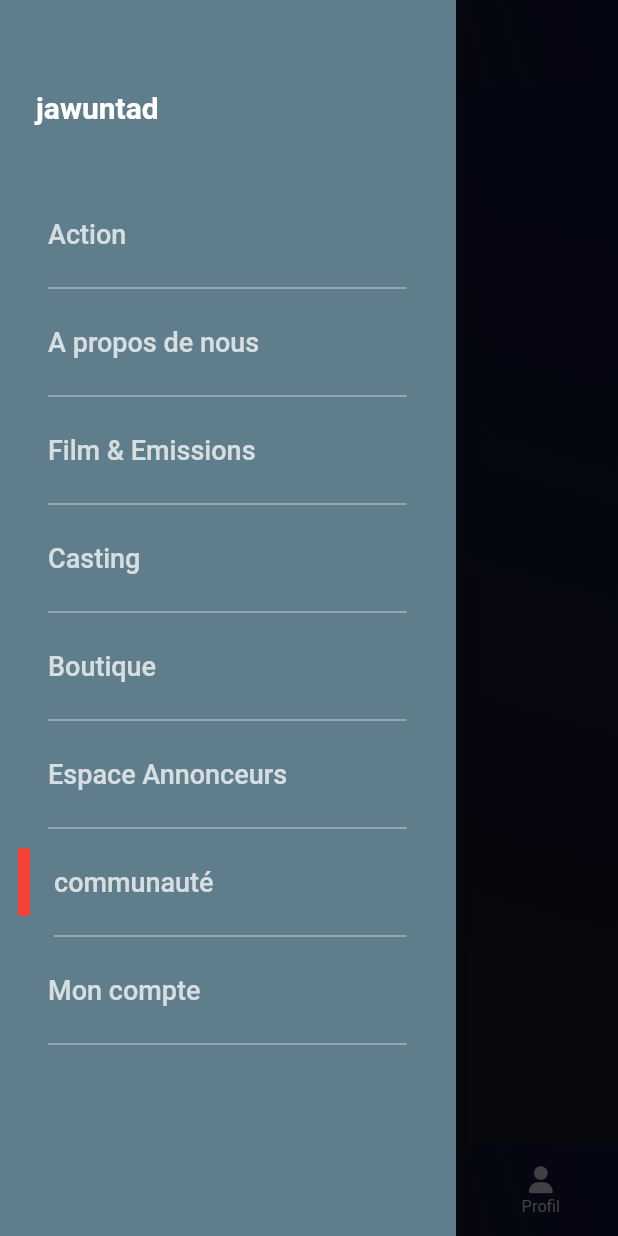
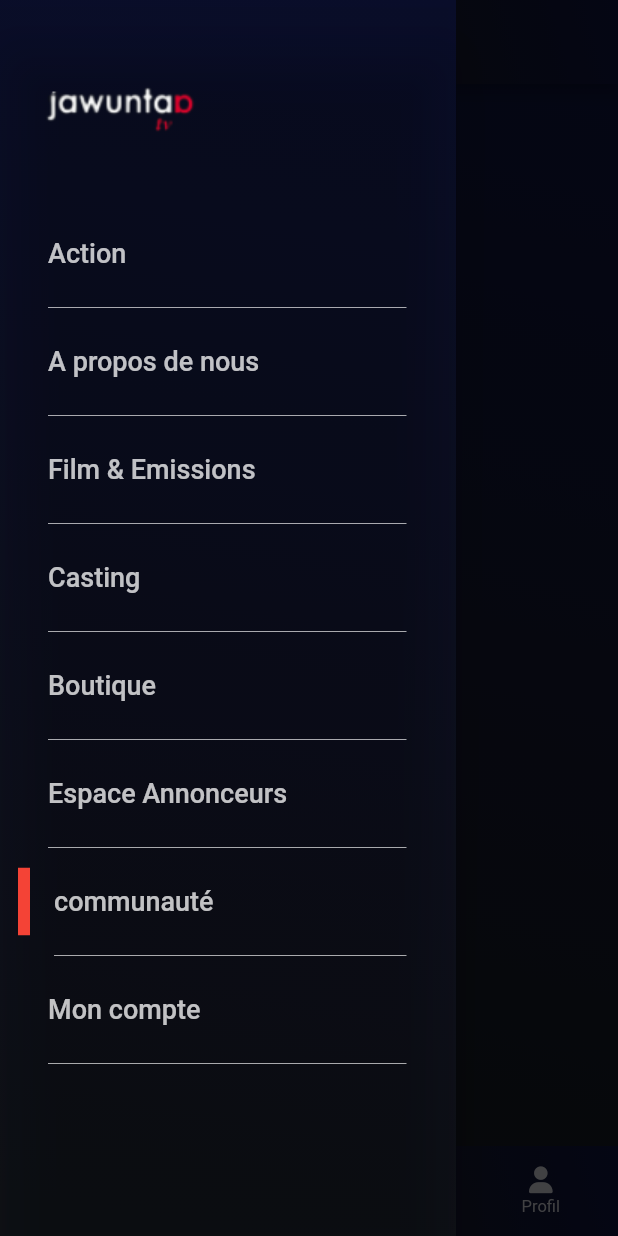
Before and after one commit to toundji/web_tv, a Flutter app: the screen it shows after launch, with the side drawer open, on a phone screen of 412 x 824 dp. Run offline on Flutter 3.47's test engine with Material 2 defaults, Android fonts, the phone set to English and light mode, and no system bars; drawn by our look-alikes of persistent_bottom_nav_bar; our stand-ins replace fluttertoast, font_awesome_flutter; Roboto replaces fonts that are missing (Kiwi).

Commit message:
made some updates

```diff
--- a/lib/utils/app_bar.dart
+++ b/lib/utils/app_bar.dart
@@ -1,8 +1,12 @@
 import 'package:flutter/material.dart';
+import 'constants.util.dart';
 
 AppBar appBar({String? title}) {
   return AppBar(
-    title: Text(title ?? "jawuntad"),
-    elevation: 0.0,
+    title: Padding(
+      padding: EdgeInsets.only(left: 12),
+      child: Image.asset("assets/images/logo_jawuntaa.png"),
+    ),
+    flexibleSpace: Container(decoration: appGradient),
   );
 }
--- a/lib/utils/app_layout.util.dart
+++ b/lib/utils/app_layout.util.dart
@@ -2,6 +2,7 @@ import 'package:flutter/material.dart';
 import 'package:flutter/services.dart';
 import 'package:fluttertoast/fluttertoast.dart';
 import 'package:persistent_bottom_nav_bar/persistent_tab_view.dart';
+import 'package:web_tv/utils/app_bar.dart';
 import 'package:web_tv/utils/drawer.dart';
 import 'constants.util.dart';
 
@@ -33,13 +34,7 @@ class _AppLayoutState extends State<AppLayout> {
     return Scaffold(
       backgroundColor: Colors.transparent,
       drawer: AppDrawer(),
-      appBar: AppBar(
-        title: Padding(
-          padding: EdgeInsets.only(left: 50),
-          child: Image.asset("assets/images/logo_jawuntaa.png"),
-        ),
-        flexibleSpace: Container(decoration: appGradient),
-      ),
+      appBar: appBar(),
       body: WillPopScope(
         onWillPop: onWillPop,
         child: Stack(children: <Widget>[
--- a/lib/utils/drawer.dart
+++ b/lib/utils/drawer.dart
@@ -1,5 +1,6 @@
 import 'package:flutter/material.dart';
 import 'package:web_tv/screens/communaute.screen.dart';
+import 'package:web_tv/utils/constants.util.dart';
 import 'app_utils.dart';
 
 class AppDrawer extends StatefulWidget {
@@ -14,21 +15,16 @@ class _AppDrawerState extends State<AppDrawer> {
 
   @override
   Widget build(BuildContext context) {
-    return Drawer(
-      backgroundColor: Colors.blueGrey,
+    return Container(
+      decoration: appGradient,
+      child: Drawer(
+        backgroundColor: Colors.transparent,
         child: Column(
           crossAxisAlignment: CrossAxisAlignment.start,
           children: [
             Padding(
-            padding: EdgeInsets.only(top: 60, left: 24, bottom: 45),
-            child: Text(
-              title,
-              textAlign: TextAlign.left,
-              style: const TextStyle(
-                  color: Colors.white,
-                  fontSize: 20,
-                  fontWeight: FontWeight.bold),
-            ),
+              padding: EdgeInsets.only(top: 45, left: 24, bottom: 45),
+              child: Image.asset("assets/images/logo_jawuntaa.png")
             ),
             getMenu("Action"),
             getMenu("A propos de nous"),
@@ -39,6 +35,7 @@ class _AppDrawerState extends State<AppDrawer> {
             getMenu("communauté", isActive: true, screen: CommunauteScreen()),
             getMenu("Mon compte"),
           ],
+        ),
       ),
     );
   }
@@ -53,7 +50,7 @@ class _AppDrawerState extends State<AppDrawer> {
                   height: 45,
                   width: 8.0,
                   color: Colors.red,
-                  margin: const EdgeInsets.only(left: 4, bottom: 16),
+                  margin: EdgeInsets.only(left: 4, bottom: 16),
                 )
               : Container(
                   width: 8.0,
```
Also changed, not shown: pubspec.lock, 1 other file. Lines whose indentation alone changed are shown as unchanged.
